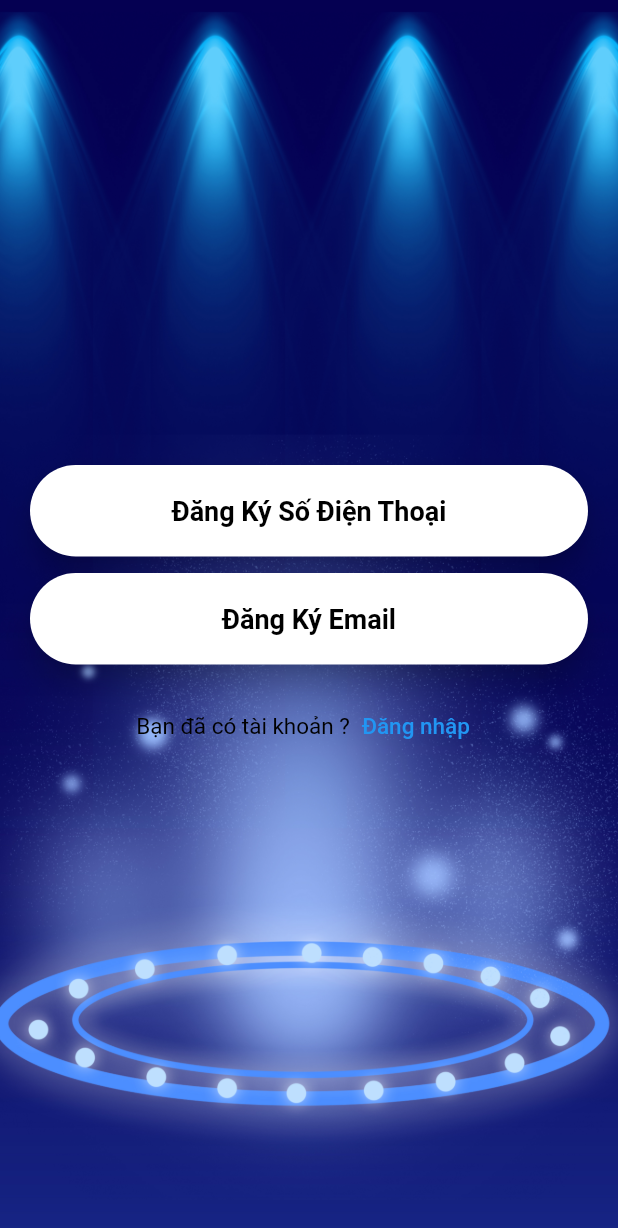
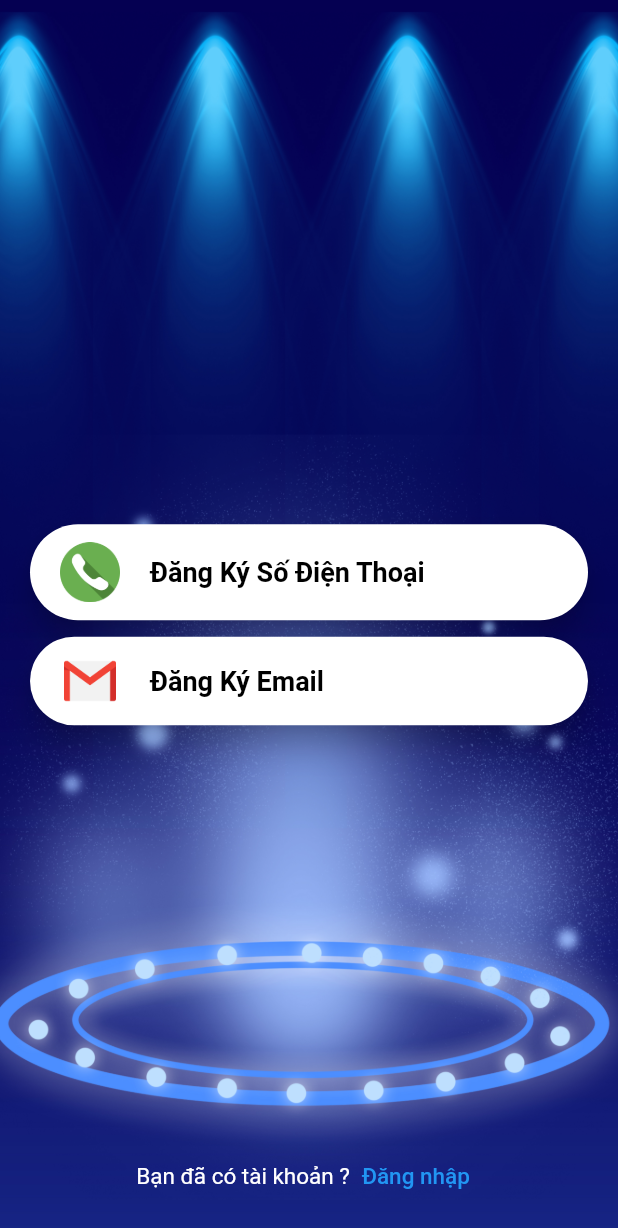
Before and after one commit to quangqui02/do_an_di_dong, a Flutter app: the screen it shows after launch, after a tap on "Đăng kí", on a phone screen of 412 x 824 dp. Shown: the top 1228 px of the screen. Run offline on Flutter 3.47's test engine with Material 2 defaults, Android fonts, the light colour scheme and no system bars.

Commit message:
hoan tat login

```diff
--- a/lib/login_screen/login_forget.dart
+++ b/lib/login_screen/login_forget.dart
@@ -50,7 +50,7 @@ class LoginForget extends StatelessWidget {
     return Padding(
       padding: const EdgeInsets.symmetric(vertical: 16),
       child: Column(
-        mainAxisAlignment: MainAxisAlignment.center,
+        mainAxisAlignment: MainAxisAlignment.end,
         children: [
           Column(
             mainAxisAlignment: MainAxisAlignment.spaceEvenly,
@@ -153,9 +153,9 @@ class LoginForget extends StatelessWidget {
                     inputField('Tên Đăng Nhập', Icons.person_outline),
                     inputField('Email', Icons.email),
                     loginButton('Lấy Mật Khẩu'),
-                    logos(context),
                   ],
                 ),
+                logos(context),
               ],
             ),
           ),
--- a/lib/login_screen/login_register.dart
+++ b/lib/login_screen/login_register.dart
@@ -28,19 +28,31 @@ class LoginRegister extends StatelessWidget {
           );
         },
         style: ElevatedButton.styleFrom(
-          padding: const EdgeInsets.symmetric(vertical: 20),
+          padding: const EdgeInsets.symmetric(vertical: 12),
           shape: const StadiumBorder(),
           primary: Color.fromARGB(255, 255, 255, 255),
           elevation: 8, // đổ bóng
           shadowColor: Color.fromARGB(221, 0, 0, 0),
         ),
-        child: Text(
+        child: Row(
+          children: [
+            Padding(
+              padding: const EdgeInsets.only(left: 20, right: 20),
+              child: Image(
+                image: AssetImage('images/gmail.png'),
+                height: 35,
+                width: 40,
+              ),
+            ),
+            Text(
               title,
               style: TextStyle(
                 color: Colors.black,
                 fontSize: 18,
                 fontWeight: FontWeight.bold,
               ),
+            ),
+          ],
         ),
       ),
     );
@@ -57,19 +69,31 @@ class LoginRegister extends StatelessWidget {
           );
         },
         style: ElevatedButton.styleFrom(
-          padding: const EdgeInsets.symmetric(vertical: 20),
+          padding: const EdgeInsets.symmetric(vertical: 12),
           shape: const StadiumBorder(),
           primary: Color.fromARGB(255, 255, 255, 255),
           elevation: 8, // đổ bóng
           shadowColor: Color.fromARGB(221, 0, 0, 0),
         ),
-        child: Text(
+        child: Row(
+          children: [
+            Padding(
+              padding: const EdgeInsets.only(left: 20, right: 20),
+              child: Image(
+                image: AssetImage('images/phone.png'),
+                height: 40,
+                width: 40,
+              ),
+            ),
+            Text(
               title,
               style: TextStyle(
                 color: Colors.black,
                 fontSize: 18,
                 fontWeight: FontWeight.bold,
               ),
+            ),
+          ],
         ),
       ),
     );
@@ -79,6 +103,7 @@ class LoginRegister extends StatelessWidget {
     return Padding(
       padding: const EdgeInsets.symmetric(vertical: 16),
       child: Column(
+        mainAxisAlignment: MainAxisAlignment.end,
         children: [
           Column(
             children: [
@@ -88,7 +113,7 @@ class LoginRegister extends StatelessWidget {
                   Container(
                     child: Text("Bạn đã có tài khoản ?",
                         style: TextStyle(
-                          color: Color.fromARGB(255, 0, 0, 0),
+                          color: Color.fromARGB(255, 255, 255, 255),
                           fontSize: 15,
                         )),
                   ),
@@ -156,9 +181,9 @@ class LoginRegister extends StatelessWidget {
                   children: [
                     loginButtonPhone('Đăng Ký Số Điện Thoại', context),
                     loginButtonEmail('Đăng Ký Email', context),
-                    logos(context),
                   ],
                 ),
+                logos(context),
               ],
             ),
           ),
--- a/lib/login_screen/login_register_email.dart
+++ b/lib/login_screen/login_register_email.dart
@@ -60,6 +60,7 @@ class LoginEmail extends StatelessWidget {
     return Padding(
       padding: const EdgeInsets.symmetric(vertical: 16),
       child: Column(
+        mainAxisAlignment: MainAxisAlignment.end,
         children: [
           Column(
             children: [
@@ -235,9 +236,9 @@ class LoginEmail extends StatelessWidget {
                     ),
                     InputBorder('Re-Password', Icons.password),
                     loginButton('Đăng Ký'),
-                    logos(context),
                   ],
                 ),
+                logos(context),
               ],
             ),
           ),
--- a/lib/login_screen/login_register_phone.dart
+++ b/lib/login_screen/login_register_phone.dart
@@ -83,6 +83,7 @@ class LoginPhone extends StatelessWidget {
     return Padding(
       padding: const EdgeInsets.symmetric(vertical: 16),
       child: Column(
+        mainAxisAlignment: MainAxisAlignment.end,
         children: [
           Column(
             children: [
@@ -263,9 +264,9 @@ class LoginPhone extends StatelessWidget {
                     ),
                     InputBorder('Re-Password', Icons.password),
                     loginButton('Đăng Ký'),
-                    logos(context),
                   ],
                 ),
+                logos(context),
               ],
             ),
           ),
--- a/lib/login_screen/login_sreen.dart
+++ b/lib/login_screen/login_sreen.dart
@@ -1,3 +1,4 @@
+import 'package:doan_didong/login_screen/login_forget.dart';
 import 'package:doan_didong/login_screen/login_register.dart';
 import 'package:flutter/material.dart';
 
@@ -72,20 +73,20 @@ class LoginAccount extends StatelessWidget {
 
   Widget loginButton(String title) {
     return Padding(
-      padding: const EdgeInsets.symmetric(horizontal: 130, vertical: 10),
+      padding: const EdgeInsets.only(left: 100, right: 100),
       child: ElevatedButton(
         onPressed: () {},
         style: ElevatedButton.styleFrom(
-          padding: const EdgeInsets.symmetric(vertical: 14),
+          padding: const EdgeInsets.symmetric(vertical: 10),
           shape: const StadiumBorder(),
           primary: Colors.blue[900],
-          elevation: 8, // đổ bóng
+          elevation: 12, // đổ bóng
           shadowColor: Colors.black87,
         ),
         child: Text(
           title,
           style: TextStyle(
-            fontSize: 18,
+            fontSize: 20,
             fontWeight: FontWeight.bold,
           ),
         ),
@@ -125,9 +126,8 @@ class LoginAccount extends StatelessWidget {
 
   Widget logos(BuildContext context) {
     return Padding(
-      padding: const EdgeInsets.symmetric(vertical: 8),
+      padding: const EdgeInsets.symmetric(vertical: 1),
       child: Column(
-        mainAxisAlignment: MainAxisAlignment.center,
         children: [
           Row(
             mainAxisAlignment: MainAxisAlignment.center,
@@ -150,75 +150,12 @@ class LoginAccount extends StatelessWidget {
               ),
             ],
           ),
-          // Column(
-          //   children: [
-          //     Row(
-          //       mainAxisAlignment: MainAxisAlignment.center,
-          //       children: [
-          //         Container(
-          //           child: Text("Bạn chưa có tài khoản ?",
-          //               style: TextStyle(
-          //                 color: Color.fromARGB(255, 0, 0, 0),
-          //                 fontSize: 15,
-          //               )),
-          //         ),
-          //         Container(
-          //           child: Row(children: [
-          //             TextButton(
-          //               onPressed: () {
-          //                 Navigator.push(
-          //                   context,
-          //                   MaterialPageRoute(
-          //                       builder: (context) => LoginRegister()),
-          //                 );
-          //               }, //bo sung 3
-          //               child: const Text(
-          //                 'Đăng kí',
-          //                 style: TextStyle(
-          //                   fontSize: 15,
-          //                   color: Colors.blue,
-          //                   decoration: TextDecoration.none,
-          //                 ),
-          //               ),
-          //             ),
-          //           ]),
-          //         ),
-          //       ],
-          //     ),
-          //   ],
-          // ),
         ],
       ),
     );
   }
 
   Widget logostag(BuildContext context) {
-    // return Padding(
-    //   padding: const EdgeInsets.symmetric(vertical: 8),
-    //   child: Column(
-    //     mainAxisAlignment: MainAxisAlignment.center,
-    //     children: [
-    //       Row(
-    //         mainAxisAlignment: MainAxisAlignment.center,
-    //         children: [
-    //           TextButton(
-    //             onPressed: () {}, //bo sung 3
-    //             child: Image(
-    //               height: 40,
-    //               width: 40,
-    //               image: AssetImage('images/facebook.png'),
-    //             ),
-    //           ),
-    //           TextButton(
-    //             onPressed: () {}, //bo sung 3
-    //             child: Image(
-    //               height: 40,
-    //               width: 40,
-    //               image: AssetImage('images/google.png'),
-    //             ),
-    //           ),
-    //         ],
-    //       ),
     return Column(
       mainAxisAlignment: MainAxisAlignment.end,
       children: [
@@ -228,7 +165,7 @@ class LoginAccount extends StatelessWidget {
             Container(
               child: Text("Bạn chưa có tài khoản ?",
                   style: TextStyle(
-                    color: Color.fromARGB(255, 0, 0, 0),
+                    color: Color.fromARGB(255, 255, 255, 255),
                     fontSize: 15,
                   )),
             ),
@@ -297,6 +234,26 @@ class LoginAccount extends StatelessWidget {
                     ),
                     inputField('Name', Icons.person_outline),
                     InputBorder('Password', Icons.password_outlined),
+                    Padding(
+                      padding: const EdgeInsets.only(left: 150),
+                      child: TextButton(
+                        onPressed: () {
+                          Navigator.push(
+                            context,
+                            MaterialPageRoute(
+                                builder: (context) => LoginForget()),
+                          );
+                        }, //bo sung 3
+                        child: const Text(
+                          'Quên mật khẩu',
+                          style: TextStyle(
+                            fontSize: 15,
+                            color: Colors.blue,
+                            decoration: TextDecoration.none,
+                          ),
+                        ),
+                      ),
+                    ),
                     loginButton('Sign Up'),
                     orDivider(),
                     logos(context),
--- a/pubspec.yaml
+++ b/pubspec.yaml
@@ -64,6 +64,8 @@ flutter:
     - images/backgroud.jpg
     - images/facebook.png
     - images/google.png
+    - images/gmail.png
+    - images/phone.png
 
   # An image asset can refer to one or more resolution-specific "variants", see
   # https://flutter.dev/assets-and-images/#resolution-aware
```
Also changed, not shown: images/gmail.png (added), images/phone.png (added). Lines whose indentation alone changed are shown as unchanged.
